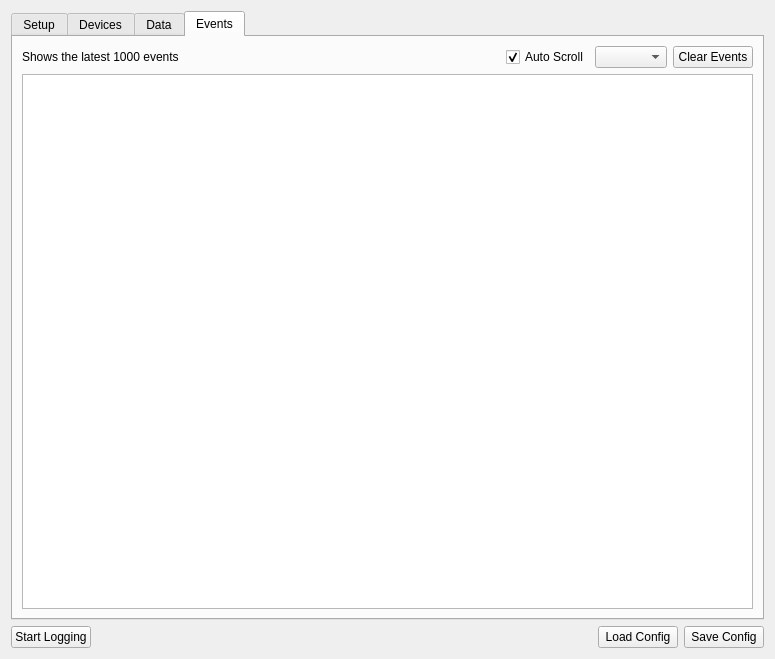
Qt form src/brickv/data_logger/ui/setup_dialog.ui (Tinkerforge/brickv) before a commit.
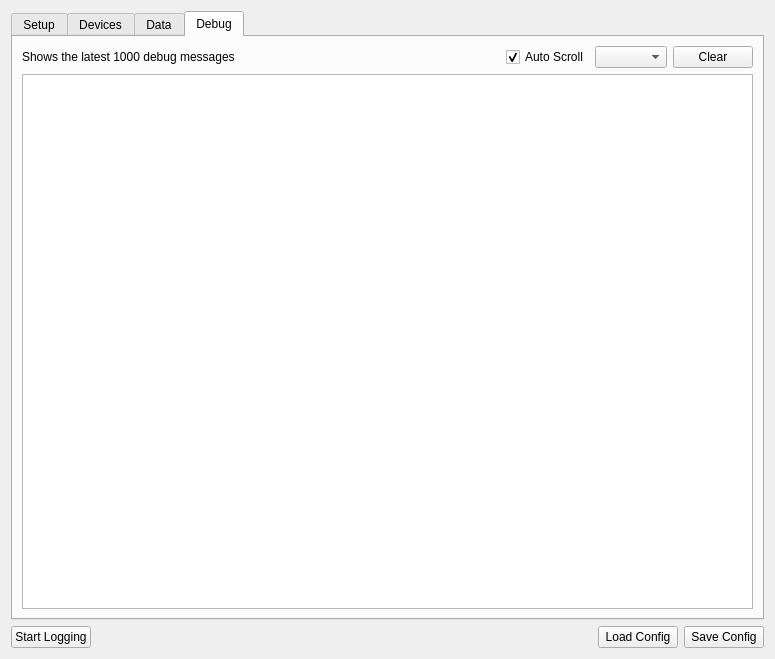
The same form after that commit. The open tabs and pages were chosen to show the change.

Commit message: data-logger: Rename events tab to debug

What changed in the file:
```diff
--- a/src/brickv/data_logger/ui/setup_dialog.ui
+++ b/src/brickv/data_logger/ui/setup_dialog.ui
@@ -377,7 +377,7 @@
      </widget>
      <widget class="QWidget" name="tab_console">
       <attribute name="title">
-       <string>Events</string>
+       <string>Debug</string>
       </attribute>
       <layout class="QVBoxLayout" name="verticalLayout_7">
        <item>
@@ -395,7 +395,7 @@
             <enum>Qt::TabFocus</enum>
            </property>
            <property name="text">
-            <string>Clear Events</string>
+            <string>Clear</string>
            </property>
           </widget>
          </item>
@@ -418,7 +418,7 @@
             </sizepolicy>
            </property>
            <property name="text">
-            <string>Shows the latest 1000 events</string>
+            <string>Shows the latest 1000 debug messages</string>
            </property>
           </widget>
          </item>
```
Left out of the diff: 34 changed lines with no effect on the pictures. The commit also changes 5 other files.
